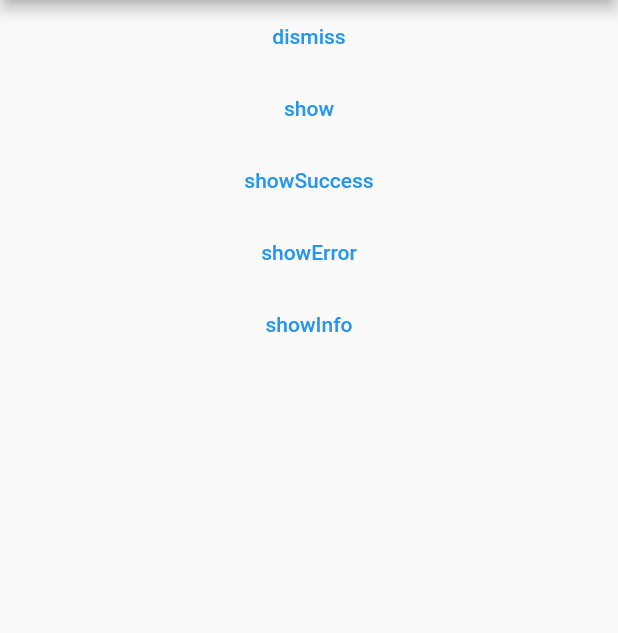
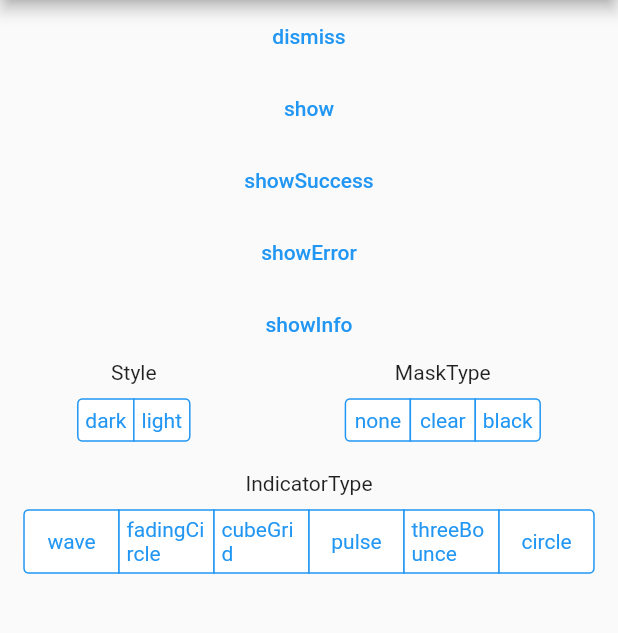
Before and after one commit to nslogx/flutter_easyloading, a Flutter app: the screen it shows after launch, on a phone screen of 412 x 824 dp, the part 84-717 px from its top. Run offline on Flutter 3.47's test engine with Material 2 defaults, Android fonts, the phone set to English and light mode, and no system bars; our stand-ins replace flutter_spinkit.

Commit message:
update example

```diff
--- a/example/lib/main.dart
+++ b/example/lib/main.dart
@@ -1,4 +1,5 @@
 import 'package:flutter/material.dart';
+import 'package:flutter/cupertino.dart';
 import 'package:flutter_easyloading/flutter_easyloading.dart';
 
 void main() => runApp(MyApp());
@@ -35,8 +36,11 @@ class _MyHomePageState extends State<MyHomePage> {
       appBar: AppBar(
         title: Text(widget.title),
       ),
-      body: Center(
+      body: Container(
+        width: MediaQuery.of(context).size.width,
+        child: SingleChildScrollView(
           child: Column(
+            crossAxisAlignment: CrossAxisAlignment.center,
             mainAxisAlignment: MainAxisAlignment.start,
             children: <Widget>[
               Column(
@@ -77,8 +81,110 @@ class _MyHomePageState extends State<MyHomePage> {
                     },
                   ),
                 ],
-            )
+              ),
+              Row(
+                mainAxisAlignment: MainAxisAlignment.spaceAround,
+                children: <Widget>[
+                  Column(
+                    children: <Widget>[
+                      Text('Style'),
+                      Padding(
+                        padding: EdgeInsets.only(top: 10.0),
+                        child: CupertinoSegmentedControl<EasyLoadingStyle>(
+                          selectedColor: Colors.blue,
+                          children: {
+                            EasyLoadingStyle.dark: Padding(
+                              padding: EdgeInsets.all(5.0),
+                              child: Text("dark"),
+                            ),
+                            EasyLoadingStyle.light: Padding(
+                              padding: EdgeInsets.all(5.0),
+                              child: Text("light"),
+                            ),
+                          },
+                          onValueChanged: (value) {
+                            EasyLoading.instance.loadingStyle = value;
+                          },
+                        ),
+                      ),
                     ],
+                  ),
+                  Column(
+                    children: <Widget>[
+                      Text('MaskType'),
+                      Padding(
+                        padding: EdgeInsets.only(top: 10.0),
+                        child: CupertinoSegmentedControl<EasyLoadingMaskType>(
+                          selectedColor: Colors.blue,
+                          children: {
+                            EasyLoadingMaskType.none: Padding(
+                              padding: EdgeInsets.all(5.0),
+                              child: Text("none"),
+                            ),
+                            EasyLoadingMaskType.clear: Padding(
+                              padding: EdgeInsets.all(5.0),
+                              child: Text("clear"),
+                            ),
+                            EasyLoadingMaskType.black: Padding(
+                              padding: EdgeInsets.all(5.0),
+                              child: Text("black"),
+                            ),
+                          },
+                          onValueChanged: (value) {
+                            EasyLoading.instance.maskType = value;
+                          },
+                        ),
+                      ),
+                    ],
+                  ),
+                ],
+              ),
+              Padding(
+                padding: EdgeInsets.only(top: 20.0),
+                child: Column(
+                  children: <Widget>[
+                    Text('IndicatorType'),
+                    Padding(
+                      padding: EdgeInsets.only(top: 10.0),
+                      child:
+                          CupertinoSegmentedControl<EasyLoadingIndicatorType>(
+                        selectedColor: Colors.blue,
+                        children: {
+                          EasyLoadingIndicatorType.wave: Padding(
+                            padding: EdgeInsets.all(5.0),
+                            child: Text("wave"),
+                          ),
+                          EasyLoadingIndicatorType.fadingCircle: Padding(
+                            padding: EdgeInsets.all(5.0),
+                            child: Text("fadingCircle"),
+                          ),
+                          EasyLoadingIndicatorType.cubeGrid: Padding(
+                            padding: EdgeInsets.all(5.0),
+                            child: Text("cubeGrid"),
+                          ),
+                          EasyLoadingIndicatorType.pulse: Padding(
+                            padding: EdgeInsets.all(5.0),
+                            child: Text("pulse"),
+                          ),
+                          EasyLoadingIndicatorType.threeBounce: Padding(
+                            padding: EdgeInsets.all(5.0),
+                            child: Text("threeBounce"),
+                          ),
+                          EasyLoadingIndicatorType.circle: Padding(
+                            padding: EdgeInsets.all(5.0),
+                            child: Text("circle"),
+                          ),
+                        },
+                        onValueChanged: (value) {
+                          EasyLoading.instance.indicatorType = value;
+                        },
+                      ),
+                    ),
+                  ],
+                ),
+              ),
+            ],
+          ),
         ),
       ),
     );
```
Lines whose indentation alone changed are shown as unchanged.
